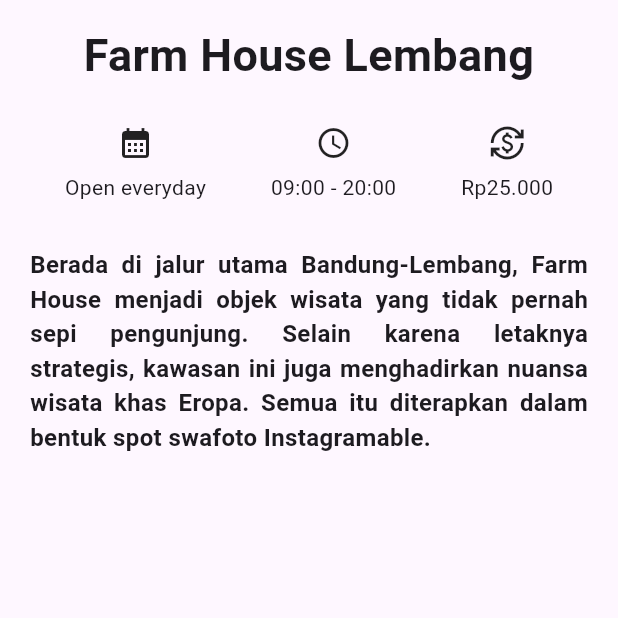
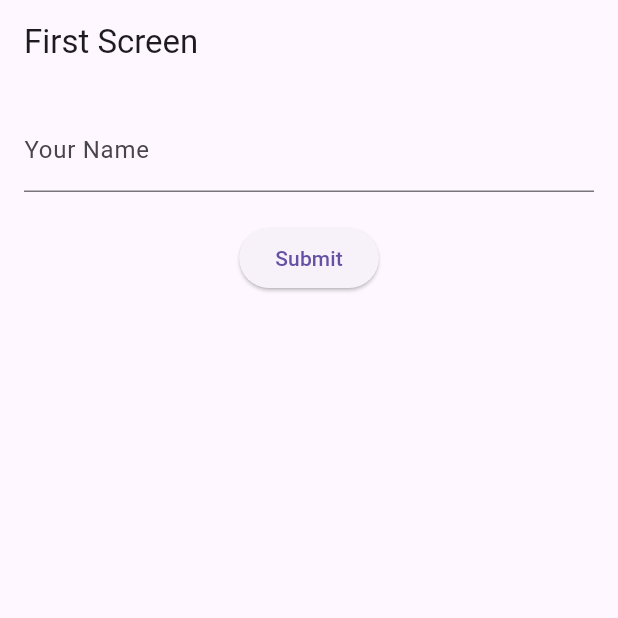
Before and after one commit to fadhilrobbani/wisatabandung_flutter, a Flutter app: the screen it shows after launch, on a phone screen of 412 x 824 dp, the top half of it. Run offline on Flutter 3.47's test engine with Material 3 defaults, Android fonts, the phone set to English and light mode, and no system bars.

Commit message:
stateful widget

```diff
--- a/lib/main.dart
+++ b/lib/main.dart
@@ -6,11 +6,60 @@ class MyApp extends StatelessWidget {
   const MyApp({super.key});
 
   @override
+  Widget build(BuildContext context) => MaterialApp(
+        title: 'Wisata Bandung',
+        theme: ThemeData(),
+        home: const FormScreen(),
+      );
+}
+
+class FormScreen extends StatefulWidget {
+  const FormScreen({super.key});
+
+  @override
+  State<FormScreen> createState() => _FormScreenState();
+}
+
+class _FormScreenState extends State<FormScreen> {
+  String _name = '';
+
+  @override
   Widget build(BuildContext context) {
-    return MaterialApp(
-      title: 'Wisata Bandung',
-      theme: ThemeData(),
-      home: const DetailScreen(),
+    return Scaffold(
+      appBar: AppBar(
+        title: const Text('First Screen'),
+      ),
+      body: Padding(
+        padding: const EdgeInsets.all(16.0),
+        child: Column(
+          children: [
+            TextField(
+              decoration: const InputDecoration(
+                hintText: 'Write your name here...',
+                labelText: 'Your Name',
+              ),
+              onChanged: (String value) {
+                setState(() {
+                  _name = value;
+                });
+              },
+            ),
+            const SizedBox(height: 20),
+            ElevatedButton(
+              child: const Text('Submit'),
+              onPressed: () {
+                showDialog(
+                    context: context,
+                    builder: (context) {
+                      return AlertDialog(
+                        content: Text('Hello, $_name'),
+                      );
+                    });
+              },
+            )
+          ],
+        ),
+      ),
     );
   }
 }
@@ -71,6 +120,20 @@ class DetailScreen extends StatelessWidget {
               textAlign: TextAlign.justify,
               style: TextStyle(fontSize: 16, fontWeight: FontWeight.bold),
             ),
+          ),
+          Container(
+            margin: const EdgeInsets.symmetric(horizontal: 40),
+            child: ElevatedButton(
+              style: ButtonStyle(
+                backgroundColor:
+                    WidgetStateProperty.all<Color>(Colors.blueAccent),
+              ),
+              onPressed: () {},
+              child: const Text(
+                'Submit',
+                style: TextStyle(color: Colors.white),
+              ),
+            ),
           )
         ],
       ),
```
